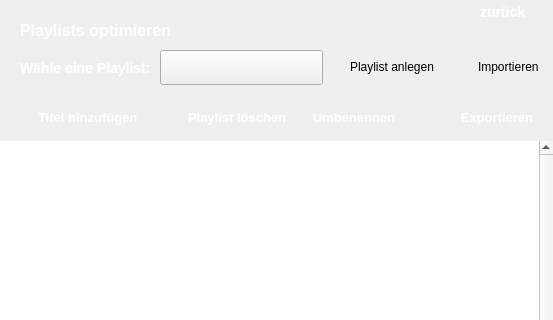
Old version of the form playlistoptimizewindow.ui in the repository xxmicloxx/GSPlayerQT; both pictures show x 0 to 553 and y 0 to 320 of the 553 by 600 pixel window.
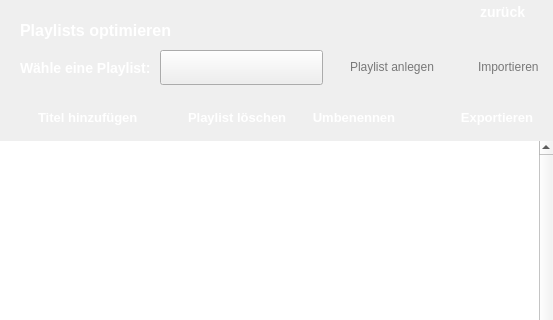
New version of the form. Icons and pictures are not drawn. Custom widgets are drawn as their Qt base class.

The edit to the form file:
```diff
--- a/playlistoptimizewindow.ui
+++ b/playlistoptimizewindow.ui
@@ -79,8 +79,8 @@
 }
 
 #lblCreatePlaylist, #lblImport {
-font: 10pt &quot;Arial&quot;;
-color: rgb(0, 0, 0);
+font: 12px &quot;Arial&quot;;
+color: rgb(120, 120, 120);
 }
 
 #btnCreatePlaylist {
```
